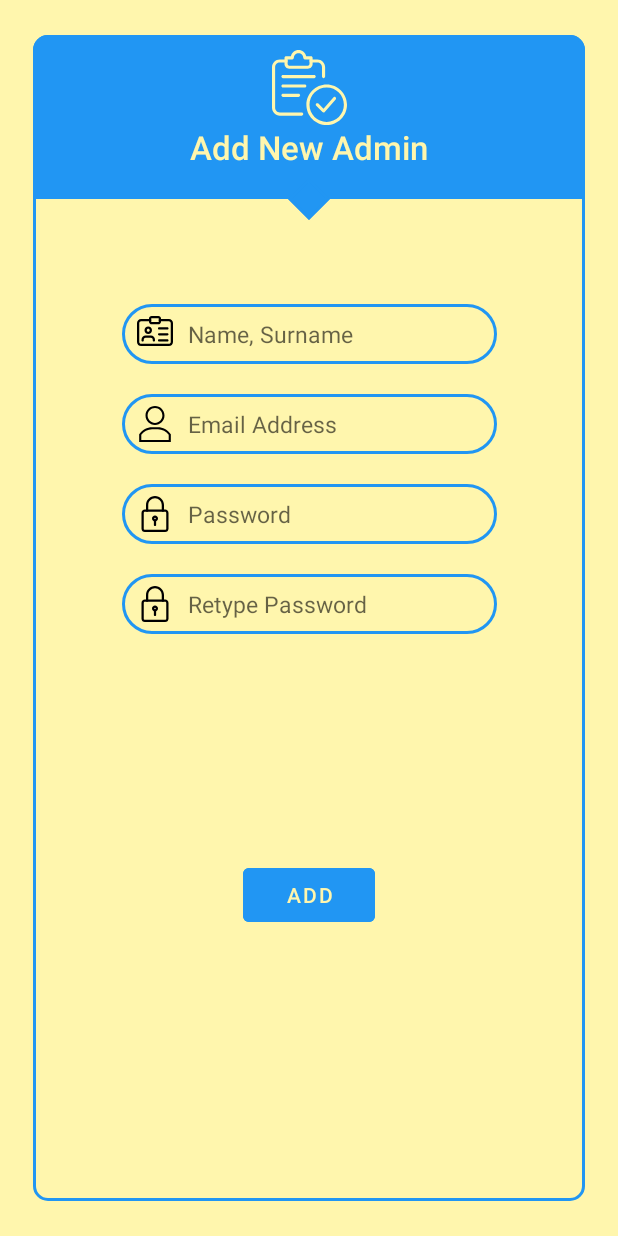
After one commit to farukcolak53/onlinecms, an Android app: the layout activity_add_admin.xml on its own in the app's theme, with its tools: preview values and no code run, on a phone screen of 412 x 824 dp. The commit adds this screen. Run offline under Robolectric (Android 15) with nearby library versions, the phone set to English and light mode, and no system bars.

Commit message:
önyüz dewamke

```diff
--- /dev/null
+++ b/app/src/main/res/layout/activity_add_admin.xml
@@ -0,0 +1,208 @@
+<?xml version="1.0" encoding="utf-8"?>
+<androidx.constraintlayout.widget.ConstraintLayout xmlns:android="http://schemas.android.com/apk/res/android"
+    xmlns:app="http://schemas.android.com/apk/res-auto"
+    android:layout_width="match_parent"
+    android:layout_height="match_parent"
+    android:background="#FFF6AD">
+
+    <com.google.android.material.card.MaterialCardView
+        android:id="@+id/add_admin_card_view1"
+        android:layout_width="match_parent"
+        android:layout_height="match_parent"
+        android:layout_marginStart="20dp"
+        android:layout_marginTop="20dp"
+        android:layout_marginEnd="20dp"
+        android:layout_marginBottom="20dp"
+        android:elevation="3dp"
+        app:cardBackgroundColor="#2196F3"
+        app:cardCornerRadius="10dp"
+        app:cardPreventCornerOverlap="false"
+        app:cardUseCompatPadding="true"
+        app:layout_constraintBottom_toBottomOf="parent"
+        app:layout_constraintEnd_toEndOf="parent"
+        app:layout_constraintStart_toStartOf="parent"
+        app:layout_constraintTop_toTopOf="parent"
+        app:strokeColor="#2196F3"
+        app:strokeWidth="2dp">
+
+        <androidx.constraintlayout.widget.ConstraintLayout
+            android:id="@+id/add_admin_mid_constraint_layout"
+            android:layout_width="match_parent"
+            android:layout_height="match_parent">
+
+            <androidx.constraintlayout.widget.ConstraintLayout
+                android:id="@+id/add_admin_inner_constraint_layout"
+                android:layout_width="match_parent"
+                android:layout_height="wrap_content"
+                android:layout_gravity="center_horizontal"
+                app:layout_constraintTop_toTopOf="parent">
+
+                <ImageView
+                    android:id="@+id/add_admin_image_view1"
+                    android:layout_width="50dp"
+                    android:layout_height="50dp"
+                    android:layout_marginTop="10dp"
+                    android:src="@drawable/ic_register"
+                    app:layout_constraintLeft_toLeftOf="parent"
+                    app:layout_constraintRight_toRightOf="parent"
+                    app:layout_constraintTop_toTopOf="parent">
+
+                </ImageView>
+
+                <TextView
+                    android:id="@+id/add_admin_text_view1"
+                    android:layout_width="wrap_content"
+                    android:layout_height="wrap_content"
+                    android:layout_marginBottom="20dp"
+                    android:fontFamily="sans-serif-medium"
+                    android:text="@string/add_new_admin"
+                    android:textColor="#FFF6AD"
+                    android:textSize="22sp"
+                    app:layout_constraintBottom_toBottomOf="parent"
+                    app:layout_constraintLeft_toLeftOf="parent"
+                    app:layout_constraintRight_toRightOf="parent"
+                    app:layout_constraintTop_toBottomOf="@id/add_admin_image_view1">
+
+                </TextView>
+
+            </androidx.constraintlayout.widget.ConstraintLayout>
+
+            <ImageView
+                android:id="@+id/add_admin_square"
+                android:layout_width="20dp"
+                android:layout_height="20dp"
+                android:background="@drawable/square"
+                android:elevation="3dp"
+                android:rotation="45"
+                app:layout_constraintBottom_toBottomOf="@id/add_admin_inner_constraint_layout"
+                app:layout_constraintLeft_toLeftOf="parent"
+                app:layout_constraintRight_toRightOf="parent"
+                app:layout_constraintTop_toBottomOf="@id/add_admin_inner_constraint_layout">
+
+            </ImageView>
+
+            <androidx.constraintlayout.widget.ConstraintLayout
+                android:id="@+id/add_admin_lower_constraint_layout"
+                android:layout_width="match_parent"
+                android:layout_height="0dp"
+                android:background="#FFF6AD"
+                android:paddingTop="50dp"
+                android:paddingBottom="50dp"
+                app:layout_constraintBottom_toBottomOf="parent"
+                app:layout_constraintTop_toBottomOf="@id/add_admin_inner_constraint_layout">
+
+                <EditText
+                    android:id="@+id/add_admin_name_edit_text"
+                    android:layout_width="250dp"
+                    android:layout_height="40dp"
+                    android:layout_marginTop="20dp"
+                    android:background="@drawable/edit_text_rounded_corners"
+                    android:drawableStart="@drawable/ic_name"
+                    android:drawablePadding="10dp"
+                    android:hint="@string/add_new_admin_name_surname"
+                    android:inputType="text"
+                    android:paddingStart="10dp"
+                    android:paddingEnd="10dp"
+                    android:textSize="15sp"
+                    app:layout_constraintLeft_toLeftOf="parent"
+                    app:layout_constraintRight_toRightOf="parent"
+                    app:layout_constraintTop_toTopOf="parent">
+
+
+                </EditText>
+
+                <EditText
+                    android:id="@+id/add_admin_email_edit_text"
+                    android:layout_width="250dp"
+                    android:layout_height="40dp"
+                    android:layout_marginTop="20dp"
+                    android:background="@drawable/edit_text_rounded_corners"
+                    android:drawableStart="@drawable/ic_user"
+                    android:drawablePadding="10dp"
+                    android:hint="@string/add_new_admin_email"
+                    android:inputType="textEmailAddress"
+                    android:paddingStart="10dp"
+                    android:paddingEnd="10dp"
+                    android:textSize="15sp"
+                    app:layout_constraintLeft_toLeftOf="parent"
+                    app:layout_constraintRight_toRightOf="parent"
+                    app:layout_constraintTop_toBottomOf="@id/add_admin_name_edit_text">
+
+                </EditText>
+
+                <EditText
+                    android:id="@+id/add_admin_password_edit_text"
+                    android:layout_width="250dp"
+                    android:layout_height="40dp"
+                    android:layout_marginTop="20dp"
+                    android:background="@drawable/edit_text_rounded_corners"
+                    android:drawableStart="@drawable/ic_password"
+                    android:drawablePadding="10dp"
+                    android:hint="@string/add_new_admin_password"
+                    android:inputType="textPassword"
+                    android:paddingStart="10dp"
+                    android:paddingEnd="10dp"
+                    android:textSize="15sp"
+                    app:layout_constraintLeft_toLeftOf="parent"
+                    app:layout_constraintRight_toRightOf="parent"
+                    app:layout_constraintTop_toBottomOf="@id/add_admin_email_edit_text">
+
+                </EditText>
+
+                <EditText
+                    android:id="@+id/add_admin_password_again_edit_text"
+                    android:layout_width="250dp"
+                    android:layout_height="40dp"
+                    android:layout_marginTop="20dp"
+                    android:background="@drawable/edit_text_rounded_corners"
+                    android:drawableStart="@drawable/ic_password"
+                    android:drawablePadding="10dp"
+                    android:hint="@string/add_new_admin_password_again"
+                    android:inputType="textPassword"
+                    android:paddingStart="10dp"
+                    android:paddingEnd="10dp"
+                    android:textSize="15sp"
+                    app:layout_constraintLeft_toLeftOf="parent"
+                    app:layout_constraintRight_toRightOf="parent"
+                    app:layout_constraintTop_toBottomOf="@id/add_admin_password_edit_text">
+
+                </EditText>
+
+                <Button
+                    android:id="@+id/add_admin_button_sign_up"
+                    android:layout_width="wrap_content"
+                    android:layout_height="wrap_content"
+                    android:layout_marginTop="20dp"
+                    android:text="@string/add_new_admin_button"
+                    android:textAllCaps="false"
+                    android:textColor="#FFF6AD"
+                    app:backgroundTint="#2196F3"
+                    app:layout_constraintBottom_toBottomOf="parent"
+                    app:layout_constraintLeft_toLeftOf="parent"
+                    app:layout_constraintRight_toRightOf="parent"
+                    app:layout_constraintTop_toBottomOf="@id/add_admin_password_again_edit_text"
+                    app:strokeColor="#2196F3"
+                    app:strokeWidth="2dp">
+
+                </Button>
+
+            </androidx.constraintlayout.widget.ConstraintLayout>
+
+            <ProgressBar
+                android:id="@+id/add_admin_progress_bar"
+                android:layout_width="wrap_content"
+                android:layout_height="wrap_content"
+                android:translationZ="75dp"
+                android:visibility="invisible"
+                app:layout_constraintBottom_toBottomOf="parent"
+                app:layout_constraintLeft_toLeftOf="parent"
+                app:layout_constraintRight_toRightOf="parent"
+                app:layout_constraintTop_toTopOf="parent">
+
+            </ProgressBar>
+
+        </androidx.constraintlayout.widget.ConstraintLayout>
+
+    </com.google.android.material.card.MaterialCardView>
+
+</androidx.constraintlayout.widget.ConstraintLayout>
--- /dev/null
+++ b/app/src/main/res/layout/activity_all_complaints.xml
@@ -0,0 +1,70 @@
+<?xml version="1.0" encoding="utf-8"?>
+<androidx.constraintlayout.widget.ConstraintLayout xmlns:android="http://schemas.android.com/apk/res/android"
+    xmlns:app="http://schemas.android.com/apk/res-auto"
+    android:layout_width="match_parent"
+    android:layout_height="match_parent"
+    android:background="#FFF6AD">
+
+    <androidx.constraintlayout.widget.ConstraintLayout
+        android:id="@+id/all_complaints_upper_constraint"
+        android:layout_width="match_parent"
+        android:layout_height="wrap_content"
+        android:background="#2196F3"
+        app:layout_constraintTop_toTopOf="parent">
+
+        <TextView
+            android:id="@+id/all_complaints_header_text"
+            android:layout_width="match_parent"
+            android:layout_height="wrap_content"
+            android:layout_marginStart="20dp"
+            android:layout_marginTop="20dp"
+            android:text="@string/all_complaints_header_text"
+            android:textColor="#FFF6AD"
+            android:textSize="25sp"
+            android:textStyle="bold"
+            app:layout_constraintLeft_toLeftOf="parent"
+            app:layout_constraintRight_toRightOf="parent"
+            app:layout_constraintTop_toTopOf="parent">
+
+        </TextView>
+
+        <TextView
+            android:id="@+id/all_complaints_email"
+            android:layout_width="wrap_content"
+            android:layout_height="wrap_content"
+            android:layout_marginBottom="20dp"
+            android:textColor="@color/white"
+            android:textSize="15sp"
+            app:layout_constraintBottom_toBottomOf="parent"
+            app:layout_constraintLeft_toLeftOf="@id/all_complaints_header_text"
+            app:layout_constraintTop_toBottomOf="@id/all_complaints_header_text">
+
+        </TextView>
+
+    </androidx.constraintlayout.widget.ConstraintLayout>
+
+    <ImageView
+        android:id="@+id/all_complaints_square"
+        android:layout_width="20dp"
+        android:layout_height="20dp"
+        android:background="@drawable/square"
+        android:rotation="45"
+        app:layout_constraintBottom_toBottomOf="@id/all_complaints_upper_constraint"
+        app:layout_constraintLeft_toLeftOf="parent"
+        app:layout_constraintRight_toRightOf="parent"
+        app:layout_constraintTop_toBottomOf="@id/all_complaints_upper_constraint">
+
+    </ImageView>
+
+    <androidx.recyclerview.widget.RecyclerView
+        android:id="@+id/all_complaints_recycler_view"
+        android:layout_width="match_parent"
+        android:layout_height="0dp"
+        android:layout_marginTop="20dp"
+        android:scrollbars="vertical"
+        app:layout_constraintBottom_toBottomOf="parent"
+        app:layout_constraintTop_toBottomOf="@id/all_complaints_upper_constraint">
+
+    </androidx.recyclerview.widget.RecyclerView>
+
+</androidx.constraintlayout.widget.ConstraintLayout>
--- a/app/src/main/res/values/strings.xml
+++ b/app/src/main/res/values/strings.xml
@@ -39,6 +39,13 @@
     <string name="admin_profile_profile_settings">Profile Settings</string>
     <string name="admin_profile_all_complaints">All Complaints</string>
     <string name="admin_profile_add_admin">Add Admin</string>
+    <string name="add_new_admin">Add New Admin</string>
+    <string name="add_new_admin_name_surname">Name, Surname</string>
+    <string name="add_new_admin_email">Email Address</string>
+    <string name="add_new_admin_password">Password</string>
+    <string name="add_new_admin_password_again">Retype Password</string>
+    <string name="add_new_admin_button">ADD</string>
+    <string name="all_complaints_header_text">All Complaints</string>
 
 
 </resources>
```
